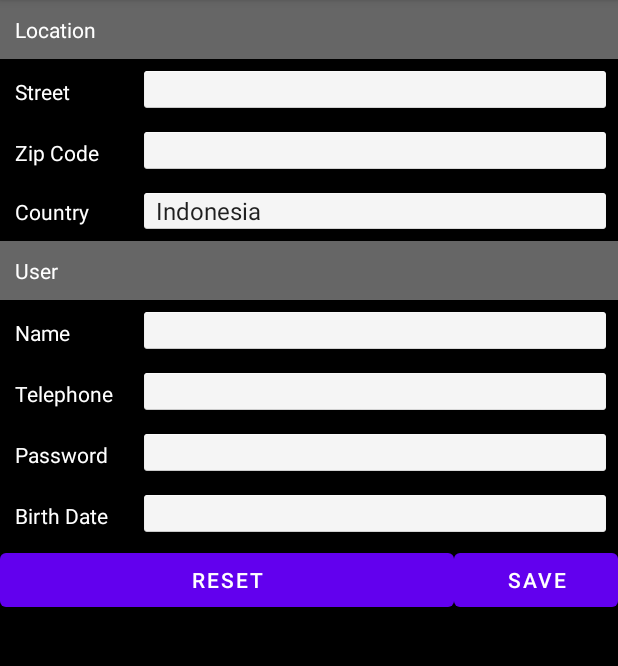
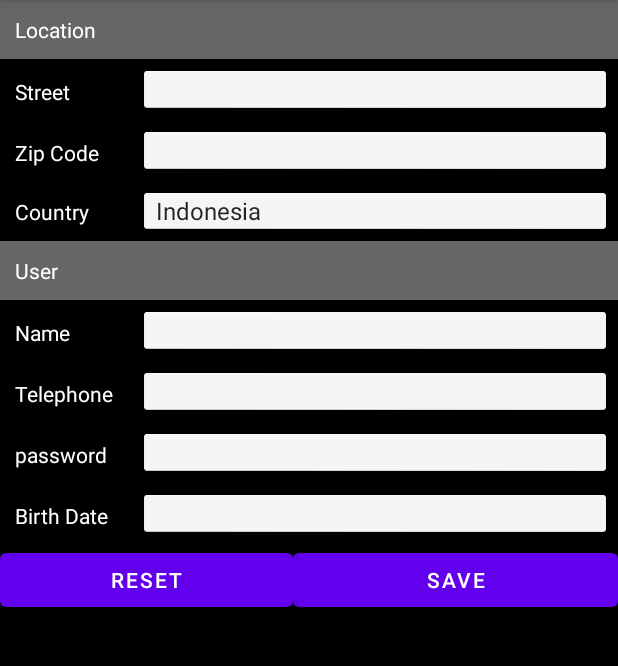
Before and after one commit to LeonardoDacosta29/AS_MultiLanguage, an Android app: the screen it shows after launch (MainActivity), on a phone screen of 412 x 824 dp, the part 84-750 px from its top. Run offline under Robolectric (Android 15) with nearby library versions, the phone set to English and light mode, and no system bars.

```diff
--- a/app/src/main/res/layout/activity_main.xml
+++ b/app/src/main/res/layout/activity_main.xml
@@ -20,7 +20,7 @@
         <TextView
             android:layout_width="wrap_content"
             android:layout_height="wrap_content"
-            android:text="Street"
+            android:text="@string/jalan"
             android:textColor="#ffffff"
             android:padding="10dp"/>
         <EditText
@@ -33,7 +33,7 @@
         <TextView
             android:layout_width="wrap_content"
             android:layout_height="wrap_content"
-            android:text="Zip Code"
+            android:text="@string/kodepos"
             android:textColor="#ffffff"
             android:padding="10dp"/>
         <EditText
@@ -69,7 +69,7 @@
         <TextView
             android:layout_width="wrap_content"
             android:layout_height="wrap_content"
-            android:text="Name"
+            android:text="@string/nama"
             android:textColor="#ffffff"
             android:padding="10dp"/>
         <EditText
@@ -83,7 +83,7 @@
         <TextView
             android:layout_width="wrap_content"
             android:layout_height="wrap_content"
-            android:text="Telephone"
+            android:text="@string/telp"
             android:textColor="#ffffff"
             android:padding="10dp"/>
         <EditText
@@ -97,7 +97,7 @@
         <TextView
             android:layout_width="wrap_content"
             android:layout_height="wrap_content"
-            android:text="Password"
+            android:text="@string/sandi"
             android:textColor="#ffffff"
             android:padding="10dp"/>
         <EditText
@@ -111,7 +111,7 @@
         <TextView
             android:layout_width="wrap_content"
             android:layout_height="wrap_content"
-            android:text="Birth Date"
+            android:text="@string/tglLahir"
             android:textColor="#ffffff"
             android:padding="10dp"/>
         <EditText
@@ -125,12 +125,12 @@
         <Button
             android:layout_width="wrap_content"
             android:layout_height="wrap_content"
-            android:text="Reset"
+            android:text="@string/ulang"
             android:layout_weight="1"/>
         <Button
             android:layout_width="wrap_content"
             android:layout_height="wrap_content"
-            android:text="Save"
-            />
+            android:text="@string/simpan"
+            android:layout_weight="1"/>
     </TableRow>
 </TableLayout>
```
